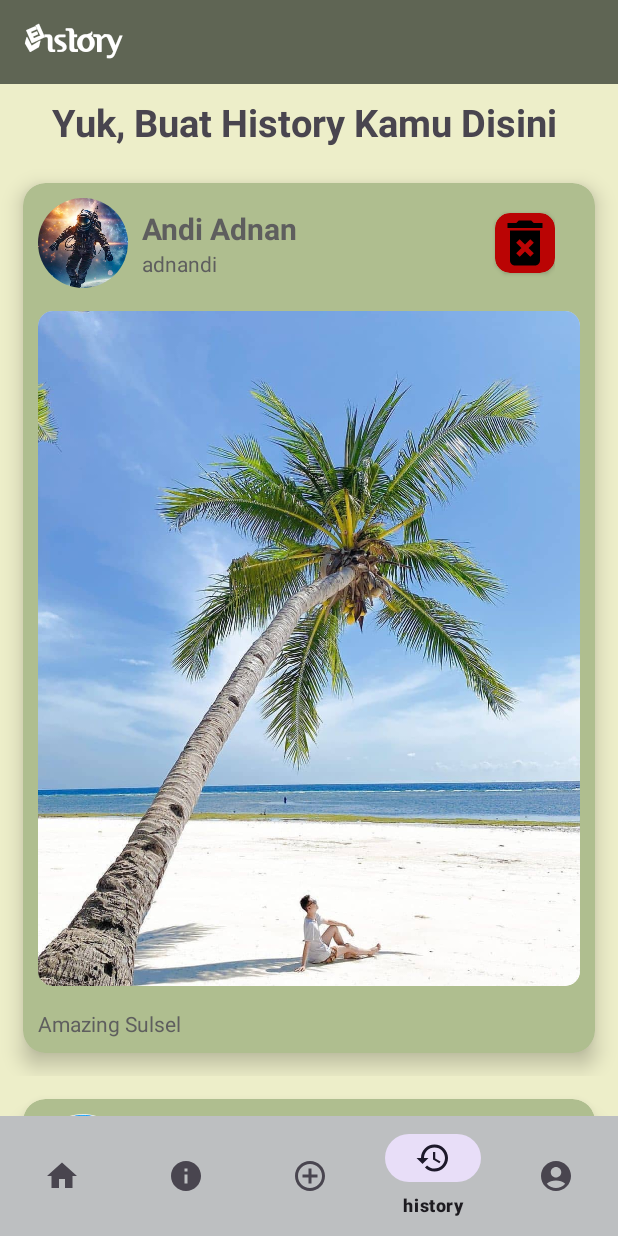
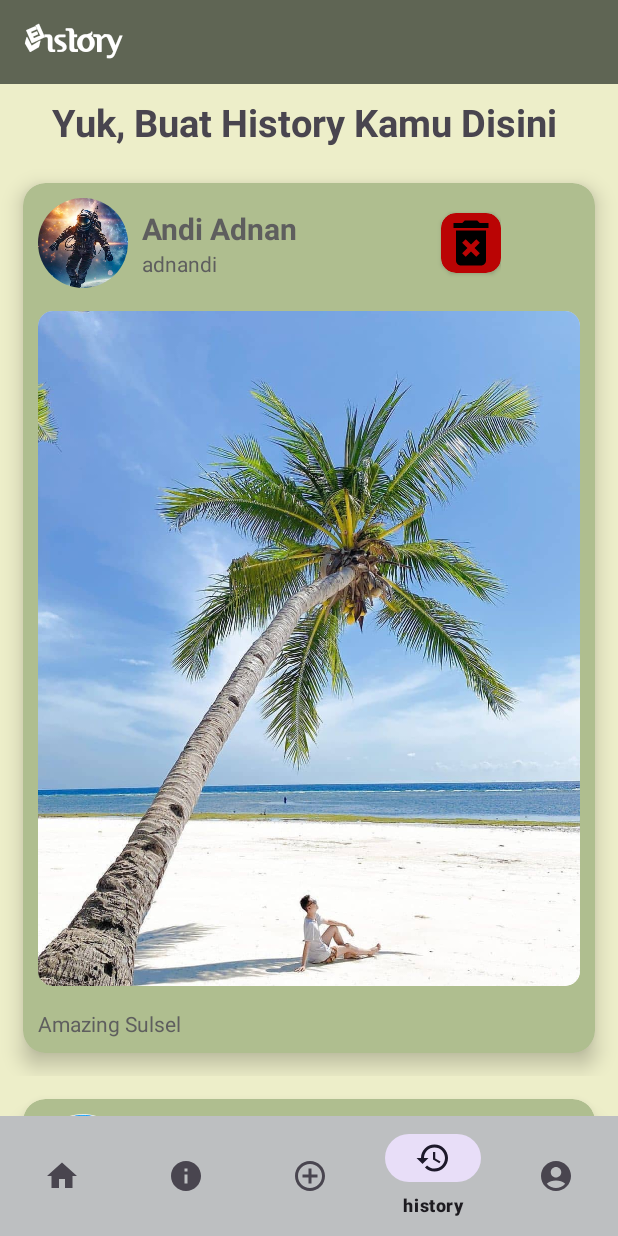
Before and after one commit to yusuffikry/Pesona-Sulawesi---App, an Android app: the screen it shows after launch (MainActivity), item 4 of the bottom bar chosen, on a phone screen of 412 x 824 dp. Run offline under Robolectric (Android 15) with nearby library versions, the phone set to English and light mode, and no system bars; our stand-ins replace CircleImageView.

Commit message:
Penambahan fitur delete

```diff
--- a/app/src/main/res/layout/layout_history.xml
+++ b/app/src/main/res/layout/layout_history.xml
@@ -63,7 +63,6 @@
                     android:layout_width="match_parent"
                     android:layout_height="wrap_content"
                     android:backgroundTint="#BA0404"
-                    android:layout_marginStart="36dp"
                     app:cardCornerRadius="10dp">
 
                     <ImageView
```
